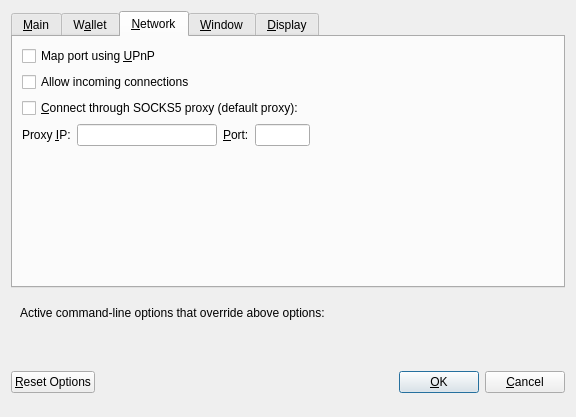
Above: src/qt/forms/optionsdialog.ui from wqking-misc/SocialSend before the change. Below: the same form after it.
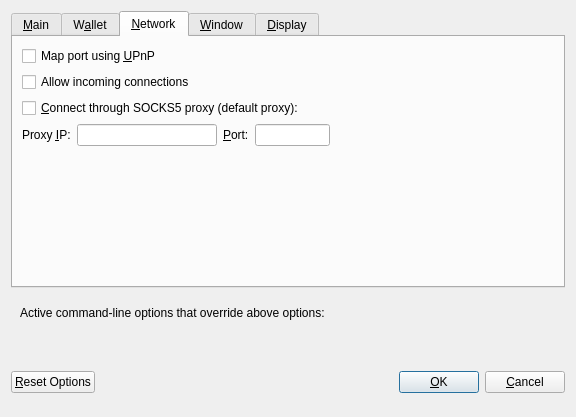
That is the form after the change. The open tabs and pages were chosen to show the change. Custom widgets are drawn as their Qt base class.

```diff
--- a/src/qt/forms/optionsdialog.ui
+++ b/src/qt/forms/optionsdialog.ui
@@ -367,7 +367,7 @@
           <widget class="QLineEdit" name="proxyPort">
            <property name="minimumSize">
             <size>
-             <width>55</width>
+             <width>75</width>
              <height>0</height>
             </size>
            </property>
```
Left out of the diff: 2 changed lines with no effect on the pictures.
